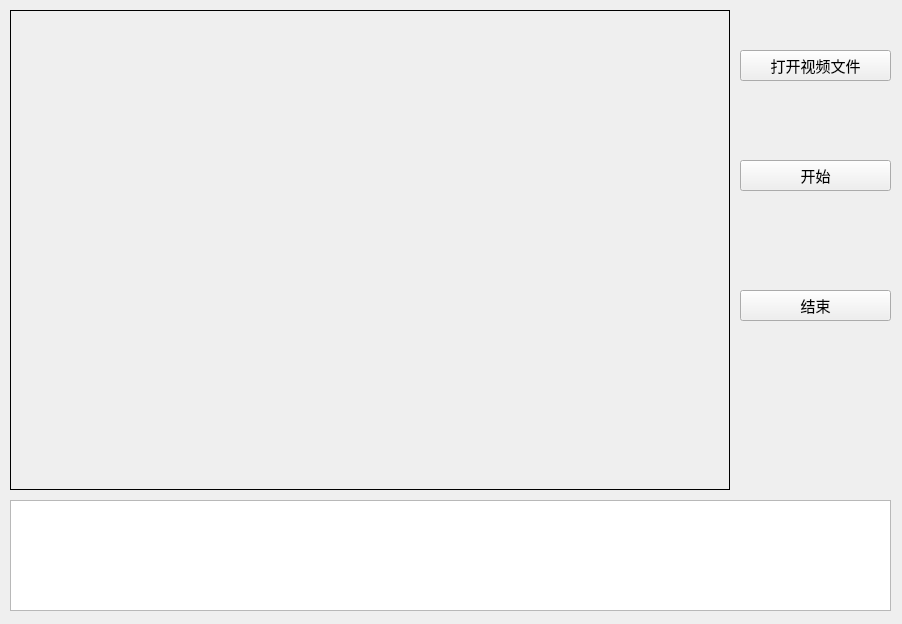
Above: MainWindow.ui from ttzhub/ssd_pyqt3 before the change. Below: the same form after it.
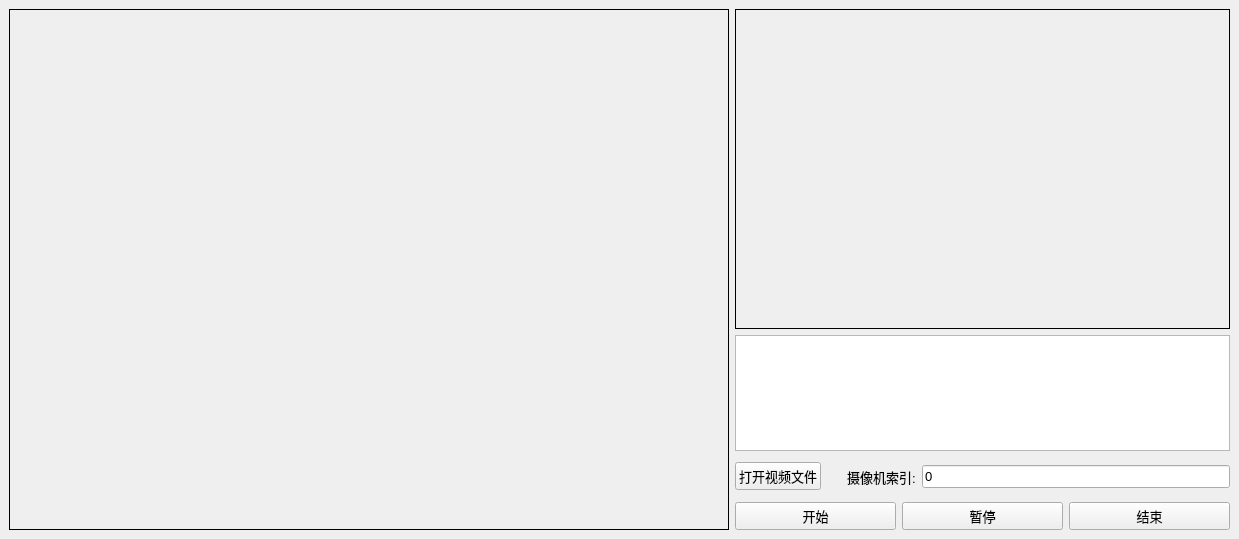
That is the form after the change.

Patch:
```diff
--- a/MainWindow.ui
+++ b/MainWindow.ui
@@ -6,22 +6,33 @@
    <rect>
     <x>0</x>
     <y>0</y>
-    <width>902</width>
-    <height>624</height>
+    <width>1239</width>
+    <height>539</height>
    </rect>
   </property>
   <property name="windowTitle">
    <string>SSD300视频流检测</string>
   </property>
   <widget class="QWidget" name="centralWidget">
+   <layout class="QVBoxLayout" name="verticalLayout_2">
+    <item>
+     <layout class="QHBoxLayout" name="horizontalLayout_3">
+      <item>
    <widget class="QLabel" name="label_imgshow">
-    <property name="geometry">
-     <rect>
-      <x>10</x>
-      <y>10</y>
+        <property name="enabled">
+         <bool>true</bool>
+        </property>
+        <property name="sizePolicy">
+         <sizepolicy hsizetype="Preferred" vsizetype="Preferred">
+          <horstretch>0</horstretch>
+          <verstretch>0</verstretch>
+         </sizepolicy>
+        </property>
+        <property name="minimumSize">
+         <size>
       <width>720</width>
       <height>480</height>
-     </rect>
+         </size>
     </property>
     <property name="font">
      <font>
@@ -36,73 +47,157 @@
      <string/>
     </property>
    </widget>
+      </item>
+      <item>
+       <layout class="QVBoxLayout" name="verticalLayout" stretch="5,3,1,1">
+        <item>
+         <widget class="QLabel" name="label_imgshow_res">
+          <property name="sizePolicy">
+           <sizepolicy hsizetype="Preferred" vsizetype="Preferred">
+            <horstretch>4</horstretch>
+            <verstretch>3</verstretch>
+           </sizepolicy>
+          </property>
+          <property name="minimumSize">
+           <size>
+            <width>480</width>
+            <height>320</height>
+           </size>
+          </property>
+          <property name="font">
+           <font>
+            <family>Agency FB</family>
+            <pointsize>11</pointsize>
+           </font>
+          </property>
+          <property name="frameShape">
+           <enum>QFrame::Box</enum>
+          </property>
+          <property name="text">
+           <string/>
+          </property>
+         </widget>
+        </item>
+        <item>
+         <widget class="QTextEdit" name="textEdit">
+          <property name="sizePolicy">
+           <sizepolicy hsizetype="Expanding" vsizetype="MinimumExpanding">
+            <horstretch>0</horstretch>
+            <verstretch>0</verstretch>
+           </sizepolicy>
+          </property>
+          <property name="minimumSize">
+           <size>
+            <width>480</width>
+            <height>90</height>
+           </size>
+          </property>
+         </widget>
+        </item>
+        <item>
+         <layout class="QHBoxLayout" name="horizontalLayout_2">
+          <item>
+           <widget class="QPushButton" name="pushButton_open">
+            <property name="font">
+             <font>
+              <family>Arial</family>
+              <pointsize>10</pointsize>
+             </font>
+            </property>
+            <property name="text">
+             <string>打开视频文件</string>
+            </property>
+           </widget>
+          </item>
+          <item>
+           <spacer name="verticalSpacer">
+            <property name="orientation">
+             <enum>Qt::Vertical</enum>
+            </property>
+            <property name="sizeHint" stdset="0">
+             <size>
+              <width>20</width>
+              <height>40</height>
+             </size>
+            </property>
+           </spacer>
+          </item>
+          <item>
+           <widget class="QLabel" name="label">
+            <property name="font">
+             <font>
+              <family>Arial</family>
+              <pointsize>10</pointsize>
+             </font>
+            </property>
+            <property name="text">
+             <string>摄像机索引:</string>
+            </property>
+           </widget>
+          </item>
+          <item>
+           <widget class="QLineEdit" name="lineEdit_cameraIndex">
+            <property name="font">
+             <font>
+              <family>Arial</family>
+              <pointsize>10</pointsize>
+             </font>
+            </property>
+            <property name="text">
+             <string>0</string>
+            </property>
+           </widget>
+          </item>
+         </layout>
+        </item>
+        <item>
+         <layout class="QHBoxLayout" name="horizontalLayout">
+          <item>
    <widget class="QPushButton" name="pushButton_start">
-    <property name="geometry">
-     <rect>
-      <x>740</x>
-      <y>160</y>
-      <width>151</width>
-      <height>31</height>
-     </rect>
-    </property>
     <property name="font">
      <font>
-      <family>Agency FB</family>
-      <pointsize>11</pointsize>
+              <family>Arial</family>
+              <pointsize>10</pointsize>
      </font>
     </property>
     <property name="text">
      <string>开始</string>
     </property>
    </widget>
+          </item>
+          <item>
+           <widget class="QPushButton" name="pushButton_pause">
+            <property name="font">
+             <font>
+              <family>Arial</family>
+              <pointsize>10</pointsize>
+             </font>
+            </property>
+            <property name="text">
+             <string>暂停</string>
+            </property>
+           </widget>
+          </item>
+          <item>
    <widget class="QPushButton" name="pushButton_end">
-    <property name="geometry">
-     <rect>
-      <x>740</x>
-      <y>290</y>
-      <width>151</width>
-      <height>31</height>
-     </rect>
-    </property>
     <property name="font">
      <font>
-      <family>Agency FB</family>
-      <pointsize>11</pointsize>
+              <family>Arial</family>
+              <pointsize>10</pointsize>
      </font>
     </property>
     <property name="text">
      <string>结束</string>
     </property>
    </widget>
-   <widget class="QTextEdit" name="textEdit">
-    <property name="geometry">
-     <rect>
-      <x>10</x>
-      <y>500</y>
-      <width>881</width>
-      <height>111</height>
-     </rect>
-    </property>
-   </widget>
-   <widget class="QPushButton" name="pushButton_open">
-    <property name="geometry">
-     <rect>
-      <x>740</x>
-      <y>50</y>
-      <width>151</width>
-      <height>31</height>
-     </rect>
-    </property>
-    <property name="font">
-     <font>
-      <family>Agency FB</family>
-      <pointsize>11</pointsize>
-     </font>
-    </property>
-    <property name="text">
-     <string>打开视频文件</string>
-    </property>
-   </widget>
+          </item>
+         </layout>
+        </item>
+       </layout>
+      </item>
+     </layout>
+    </item>
+   </layout>
   </widget>
  </widget>
  <resources/>
```
Lines whose indentation alone changed are shown as unchanged.
